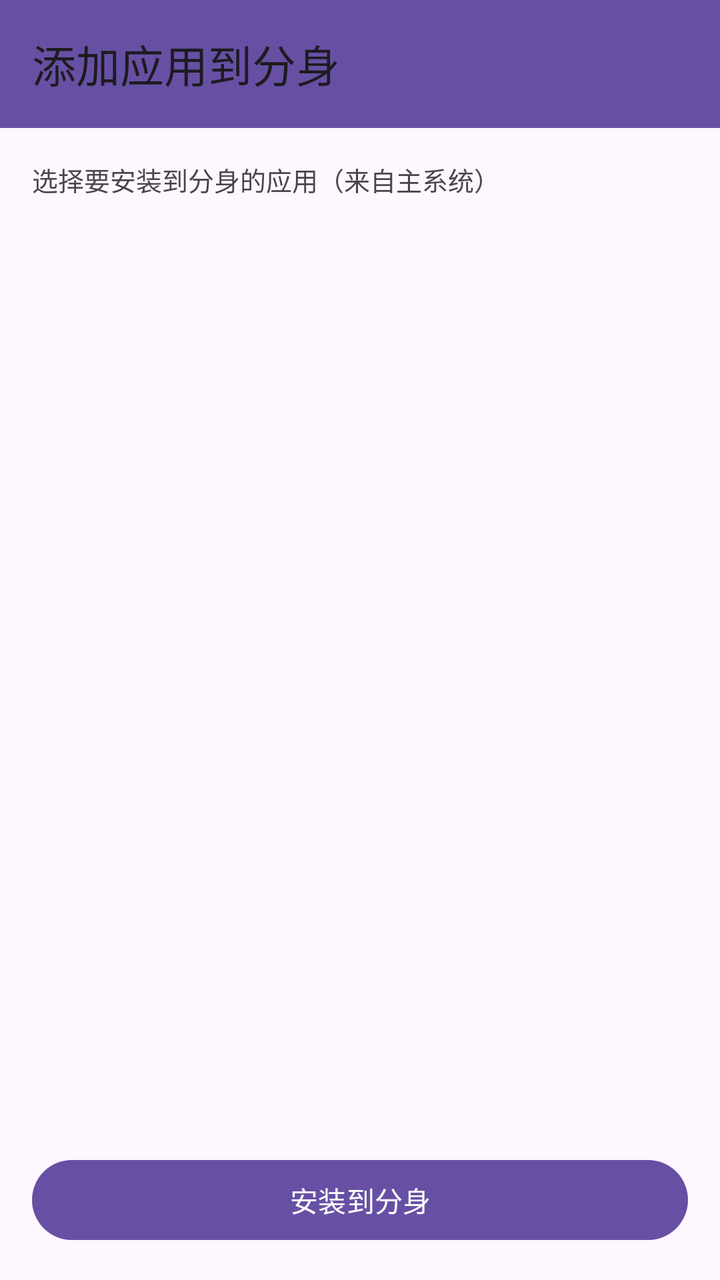
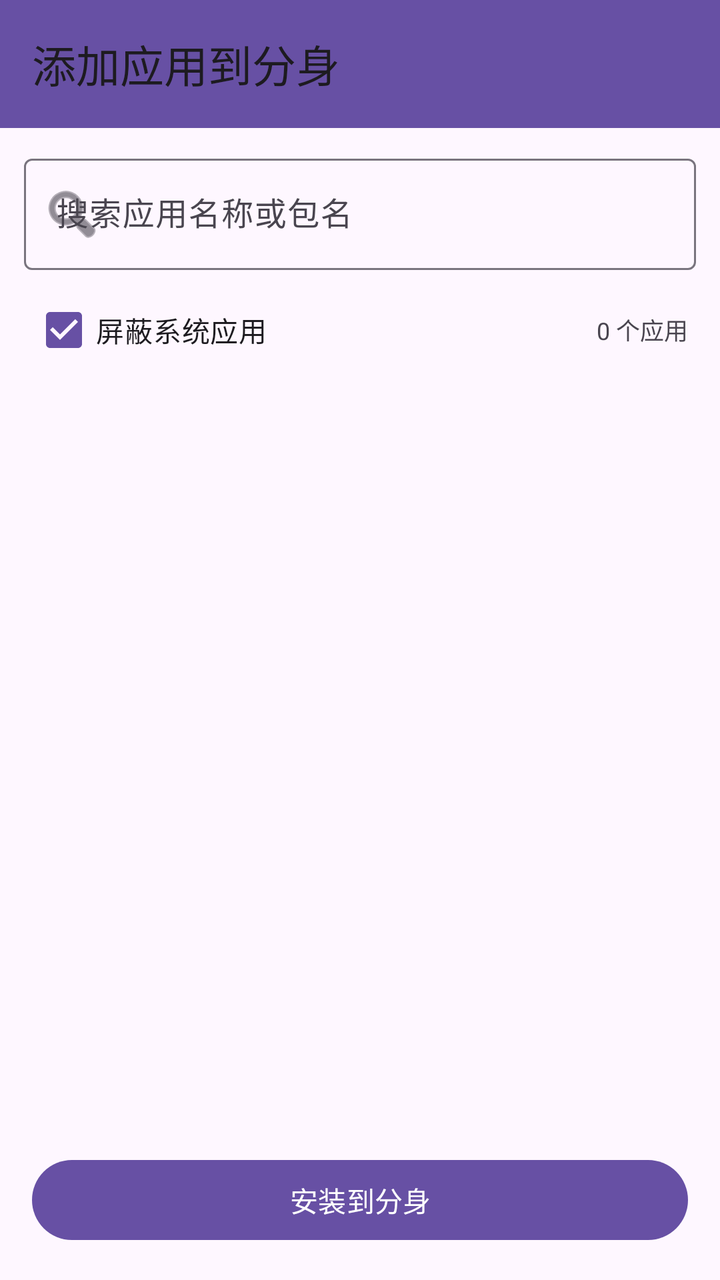

Before-and-after screenshots of an Android layout around one commit, followed by the original layout XML and the change that was made.
<!-- AndroidManifest.xml: application theme Theme.CloneManager -->
<!-- res/layout/activity_add_apps.xml -->
<?xml version="1.0" encoding="utf-8"?>
<LinearLayout xmlns:android="http://schemas.android.com/apk/res/android"
    android:layout_width="match_parent"
    android:layout_height="match_parent"
    android:orientation="vertical"
    android:background="?android:colorBackground">

    <com.google.android.material.appbar.MaterialToolbar
        android:id="@+id/toolbar"
        android:layout_width="match_parent"
        android:layout_height="?attr/actionBarSize"
        android:background="?attr/colorPrimary"
        android:titleTextColor="?attr/colorOnPrimary"
        app:title="添加应用到分身"
        xmlns:app="http://schemas.android.com/apk/res-auto" />

    <TextView
        android:layout_width="match_parent"
        android:layout_height="wrap_content"
        android:padding="16dp"
        android:textSize="13sp"
        android:textColor="?attr/colorOnSurfaceVariant"
        android:text="选择要安装到分身的应用（来自主系统）" />

    <androidx.recyclerview.widget.RecyclerView
        android:id="@+id/addList"
        android:layout_width="match_parent"
        android:layout_height="0dp"
        android:layout_weight="1"
        android:paddingStart="12dp"
        android:paddingEnd="12dp"
        android:clipToPadding="false" />

    <com.google.android.material.button.MaterialButton
        android:id="@+id/btnInstallSelected"
        android:layout_width="match_parent"
        android:layout_height="wrap_content"
        android:layout_margin="16dp"
        android:text="安装到分身" />

</LinearLayout>
<!-- resources referenced by this layout -->
<resources>
  <style name="Theme.CloneManager" parent="Theme.Material3.DayNight.NoActionBar">
          <item name="android:windowLightStatusBar">true</item>
          <item name="android:statusBarColor">@android:color/transparent</item>
      </style>
</resources>

<!-- the commit's change to res/layout/activity_add_apps.xml (unified diff, before → after) -->
@@ -1,5 +1,6 @@
 <?xml version="1.0" encoding="utf-8"?>
 <LinearLayout xmlns:android="http://schemas.android.com/apk/res/android"
+    xmlns:app="http://schemas.android.com/apk/res-auto"
     android:layout_width="match_parent"
     android:layout_height="match_parent"
     android:orientation="vertical"
@@ -11,16 +12,54 @@
         android:layout_height="?attr/actionBarSize"
         android:background="?attr/colorPrimary"
         android:titleTextColor="?attr/colorOnPrimary"
-        app:title="添加应用到分身"
-        xmlns:app="http://schemas.android.com/apk/res-auto" />
+        app:title="添加应用到分身" />
 
-    <TextView
+    <com.google.android.material.textfield.TextInputLayout
+        android:id="@+id/searchLayout"
         android:layout_width="match_parent"
         android:layout_height="wrap_content"
-        android:padding="16dp"
-        android:textSize="13sp"
-        android:textColor="?attr/colorOnSurfaceVariant"
-        android:text="选择要安装到分身的应用（来自主系统）" />
+        android:layout_marginStart="12dp"
+        android:layout_marginEnd="12dp"
+        android:layout_marginTop="10dp"
+        app:boxBackgroundMode="outline"
+        app:startIconDrawable="@android:drawable/ic_menu_search"
+        android:hint="搜索应用名称或包名">
+
+        <com.google.android.material.textfield.TextInputEditText
+            android:id="@+id/searchInput"
+            android:layout_width="match_parent"
+            android:layout_height="wrap_content"
+            android:inputType="text"
+            android:imeOptions="actionSearch"
+            android:maxLines="1" />
+    </com.google.android.material.textfield.TextInputLayout>
+
+    <LinearLayout
+        android:layout_width="match_parent"
+        android:layout_height="wrap_content"
+        android:orientation="horizontal"
+        android:gravity="center_vertical"
+        android:paddingStart="16dp"
+        android:paddingEnd="16dp"
+        android:paddingTop="6dp"
+        android:paddingBottom="2dp">
+
+        <CheckBox
+            android:id="@+id/chkHideSystem"
+            android:layout_width="0dp"
+            android:layout_height="wrap_content"
+            android:layout_weight="1"
+            android:text="屏蔽系统应用"
+            android:checked="true" />
+
+        <TextView
+            android:id="@+id/countText"
+            android:layout_width="wrap_content"
+            android:layout_height="wrap_content"
+            android:textSize="12sp"
+            android:textColor="?attr/colorOnSurfaceVariant"
+            android:text="0 个应用" />
+    </LinearLayout>
 
     <androidx.recyclerview.widget.RecyclerView
         android:id="@+id/addList"
